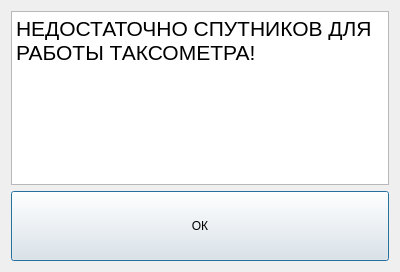
Old version of the form iinfodialog.ui in the repository koolkhel/wince-taximeter.
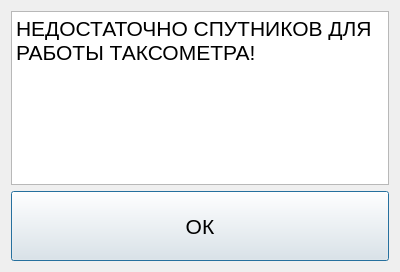
New version of the form. Icons and pictures are not drawn.

Diff of the .ui file:
```diff
--- a/iinfodialog.ui
+++ b/iinfodialog.ui
@@ -44,9 +44,25 @@
        <verstretch>0</verstretch>
       </sizepolicy>
      </property>
+     <property name="font">
+      <font>
+       <pointsize>16</pointsize>
+      </font>
+     </property>
      <property name="text">
       <string>ОК</string>
      </property>
+     <property name="icon">
+      <iconset>
+       <normalon>:/UI/images/ok.png</normalon>
+      </iconset>
+     </property>
+     <property name="iconSize">
+      <size>
+       <width>32</width>
+       <height>32</height>
+      </size>
+     </property>
     </widget>
    </item>
   </layout>
```
Left out of the diff: 6 changed lines with no effect on the pictures.
